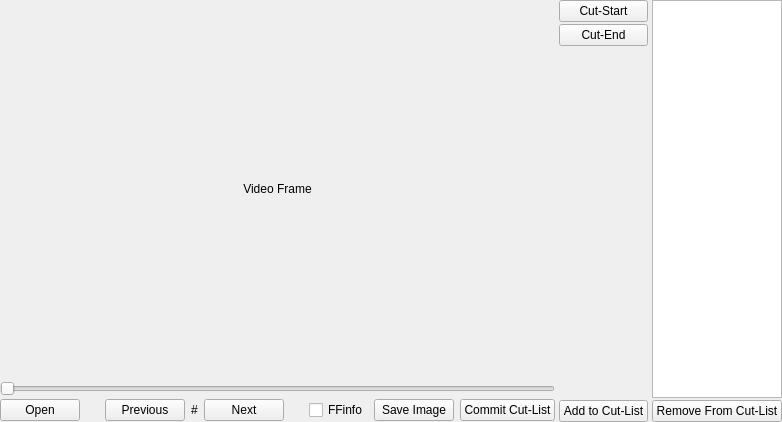
First picture: the form in tools/viewer/AVSViewer.ui, repository Selur/MKVCutter, before the edit.
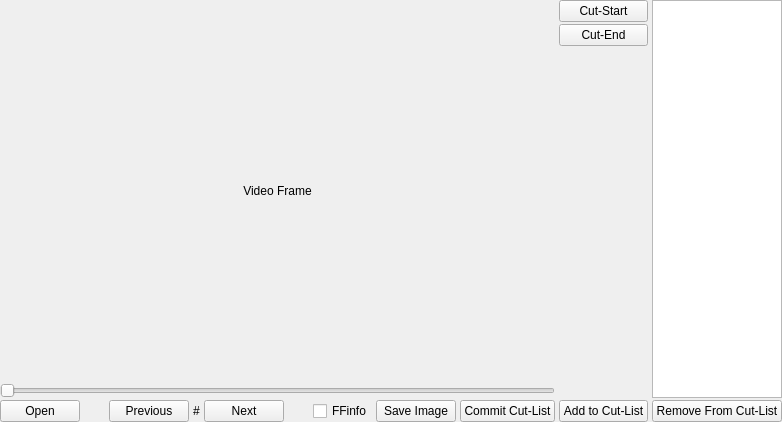
Second picture: the form after the edit. Custom widgets are drawn as their Qt base class.

The edit to the form file:
```diff
--- a/tools/viewer/AVSViewer.ui
+++ b/tools/viewer/AVSViewer.ui
@@ -29,7 +29,7 @@
    <property name="margin">
     <number>0</number>
    </property>
-   <item row="0" column="0">
+   <item row="0" column="0" rowspan="2">
     <widget class="ImageLabel" name="showLabel">
      <property name="sizePolicy">
       <sizepolicy hsizetype="Expanding" vsizetype="Expanding">
@@ -150,6 +150,9 @@
    </item>
    <item row="3" column="0">
     <layout class="QHBoxLayout" name="horizontalLayout">
+     <property name="spacing">
+      <number>4</number>
+     </property>
      <item>
       <widget class="QPushButton" name="openAvsPushButton">
        <property name="sizePolicy">
@@ -170,8 +173,8 @@
        </property>
        <property name="sizeHint" stdset="0">
         <size>
-         <width>13</width>
-         <height>13</height>
+         <width>0</width>
+         <height>10</height>
         </size>
        </property>
       </spacer>
@@ -228,8 +231,8 @@
        </property>
        <property name="sizeHint" stdset="0">
         <size>
-         <width>13</width>
-         <height>24</height>
+         <width>0</width>
+         <height>10</height>
         </size>
        </property>
       </spacer>
```
Left out of the diff: 2 changed lines with no effect on the pictures.
